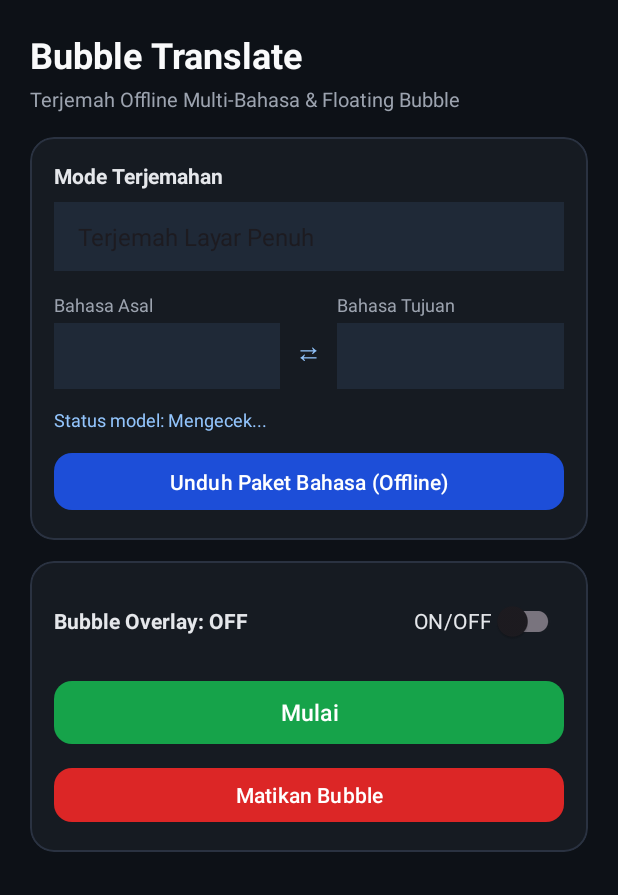
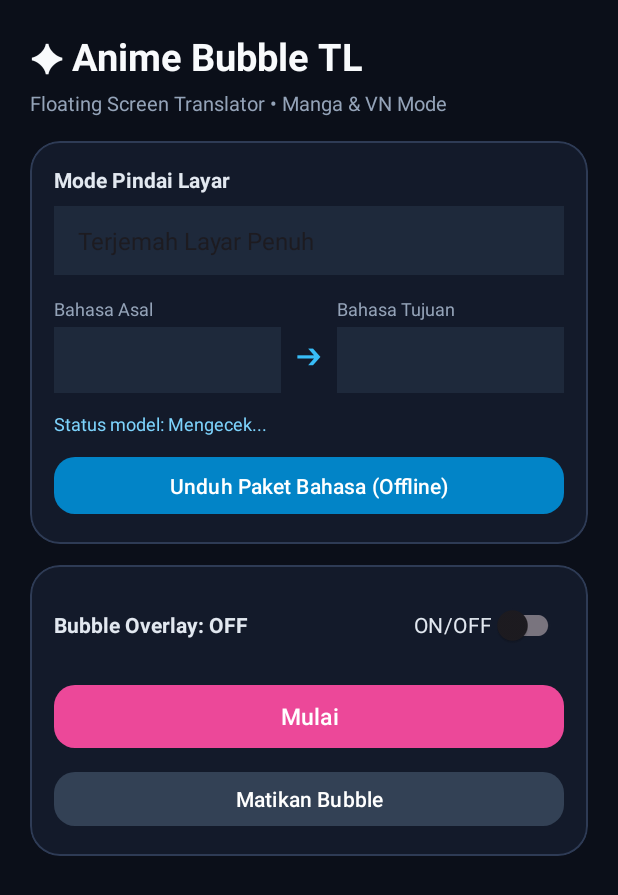
Before and after one commit to GiSan9/screen-bubble-translate, an Android app: the screen it shows after launch (MainActivity), on a phone screen of 412 x 824 dp. Shown: the top 895 px of the screen. Run offline under Robolectric (Android 15) with nearby library versions, the phone set to English and light mode, and no system bars; libraries missing offline, so code that uses them is left out: com.google.mlkit.common, com.google.mlkit.nl; 12 statements that could not run were skipped.

Commit message:
Update activity_main.xml

```diff
--- a/app/src/main/res/layout/activity_main.xml
+++ b/app/src/main/res/layout/activity_main.xml
@@ -3,7 +3,7 @@
     xmlns:app="http://schemas.android.com/apk/res-auto"
     android:layout_width="match_parent"
     android:layout_height="match_parent"
-    android:background="#0D1117"
+    android:background="#0B0F19"
     android:fillViewport="true">
 
     <LinearLayout
@@ -15,17 +15,17 @@
         <TextView
             android:layout_width="wrap_content"
             android:layout_height="wrap_content"
-            android:text="Bubble Translate"
-            android:textColor="#F9FAFB"
-            android:textSize="24sp"
+            android:text="✦ Anime Bubble TL"
+            android:textColor="#F8FAFC"
+            android:textSize="25sp"
             android:textStyle="bold" />
 
         <TextView
             android:layout_width="wrap_content"
             android:layout_height="wrap_content"
             android:layout_marginTop="4dp"
-            android:text="Terjemah Offline Multi-Bahasa &amp; Floating Bubble"
-            android:textColor="#9CA3AF"
+            android:text="Floating Screen Translator • Manga &amp; VN Mode"
+            android:textColor="#94A3B8"
             android:textSize="13sp" />
 
         <!-- Card Mode & Bahasa -->
@@ -33,9 +33,9 @@
             android:layout_width="match_parent"
             android:layout_height="wrap_content"
             android:layout_marginTop="16dp"
-            app:cardBackgroundColor="#161B22"
-            app:cardCornerRadius="16dp"
-            app:strokeColor="#2A3241"
+            app:cardBackgroundColor="#131A2A"
+            app:cardCornerRadius="20dp"
+            app:strokeColor="#2E3B55"
             app:strokeWidth="1dp">
 
             <LinearLayout
@@ -47,8 +47,8 @@
                 <TextView
                     android:layout_width="wrap_content"
                     android:layout_height="wrap_content"
-                    android:text="Mode Terjemahan"
-                    android:textColor="#E5E7EB"
+                    android:text="Mode Pindai Layar"
+                    android:textColor="#E2E8F0"
                     android:textSize="14sp"
                     android:textStyle="bold" />
 
@@ -57,7 +57,7 @@
                     android:layout_width="match_parent"
                     android:layout_height="46dp"
                     android:layout_marginTop="8dp"
-                    android:background="#1F2937"
+                    android:background="#1E293B"
                     android:padding="8dp" />
 
                 <LinearLayout
@@ -77,7 +77,7 @@
                             android:layout_width="wrap_content"
                             android:layout_height="wrap_content"
                             android:text="Bahasa Asal"
-                            android:textColor="#9CA3AF"
+                            android:textColor="#94A3B8"
                             android:textSize="12sp" />
 
                         <Spinner
@@ -85,7 +85,7 @@
                             android:layout_width="match_parent"
                             android:layout_height="44dp"
                             android:layout_marginTop="4dp"
-                            android:background="#1F2937" />
+                            android:background="#1E293B" />
                     </LinearLayout>
 
                     <TextView
@@ -93,8 +93,8 @@
                         android:layout_height="wrap_content"
                         android:paddingHorizontal="10dp"
                         android:paddingTop="14dp"
-                        android:text="⇄"
-                        android:textColor="#93C5FD"
+                        android:text="➔"
+                        android:textColor="#38BDF8"
                         android:textSize="18sp" />
 
                     <LinearLayout
@@ -107,7 +107,7 @@
                             android:layout_width="wrap_content"
                             android:layout_height="wrap_content"
                             android:text="Bahasa Tujuan"
-                            android:textColor="#9CA3AF"
+                            android:textColor="#94A3B8"
                             android:textSize="12sp" />
 
                         <Spinner
@@ -115,7 +115,7 @@
                             android:layout_width="match_parent"
                             android:layout_height="44dp"
                             android:layout_marginTop="4dp"
-                            android:background="#1F2937" />
+                            android:background="#1E293B" />
                     </LinearLayout>
                 </LinearLayout>
 
@@ -125,7 +125,7 @@
                     android:layout_height="wrap_content"
                     android:layout_marginTop="12dp"
                     android:text="Status model: Mengecek..."
-                    android:textColor="#93C5FD"
+                    android:textColor="#7DD3FC"
                     android:textSize="12sp" />
 
                 <com.google.android.material.button.MaterialButton
@@ -135,8 +135,8 @@
                     android:layout_marginTop="10dp"
                     android:text="Unduh Paket Bahasa (Offline)"
                     android:textAllCaps="false"
-                    app:backgroundTint="#1D4ED8"
-                    app:cornerRadius="12dp" />
+                    app:backgroundTint="#0284C7"
+                    app:cornerRadius="14dp" />
             </LinearLayout>
         </com.google.android.material.card.MaterialCardView>
 
@@ -145,9 +145,9 @@
             android:layout_width="match_parent"
             android:layout_height="wrap_content"
             android:layout_marginTop="14dp"
-            app:cardBackgroundColor="#161B22"
-            app:cardCornerRadius="16dp"
-            app:strokeColor="#2A3241"
+            app:cardBackgroundColor="#131A2A"
+            app:cardCornerRadius="20dp"
+            app:strokeColor="#2E3B55"
             app:strokeWidth="1dp">
 
             <LinearLayout
@@ -168,7 +168,7 @@
                         android:layout_height="wrap_content"
                         android:layout_weight="1"
                         android:text="Bubble Overlay: OFF"
-                        android:textColor="#E5E7EB"
+                        android:textColor="#E2E8F0"
                         android:textSize="14sp"
                         android:textStyle="bold" />
 
@@ -177,7 +177,7 @@
                         android:layout_width="wrap_content"
                         android:layout_height="wrap_content"
                         android:text="ON/OFF"
-                        android:textColor="#E5E7EB" />
+                        android:textColor="#E2E8F0" />
                 </LinearLayout>
 
                 <com.google.android.material.button.MaterialButton
@@ -188,8 +188,8 @@
                     android:text="Mulai"
                     android:textAllCaps="false"
                     android:textSize="15sp"
-                    app:backgroundTint="#16A34A"
-                    app:cornerRadius="12dp" />
+                    app:backgroundTint="#EC4899"
+                    app:cornerRadius="14dp" />
 
                 <com.google.android.material.button.MaterialButton
                     android:id="@+id/btnStopBubble"
@@ -198,8 +198,8 @@
                     android:layout_marginTop="8dp"
                     android:text="Matikan Bubble"
                     android:textAllCaps="false"
-                    app:backgroundTint="#DC2626"
-                    app:cornerRadius="12dp" />
+                    app:backgroundTint="#334155"
+                    app:cornerRadius="14dp" />
             </LinearLayout>
         </com.google.android.material.card.MaterialCardView>
 
```
